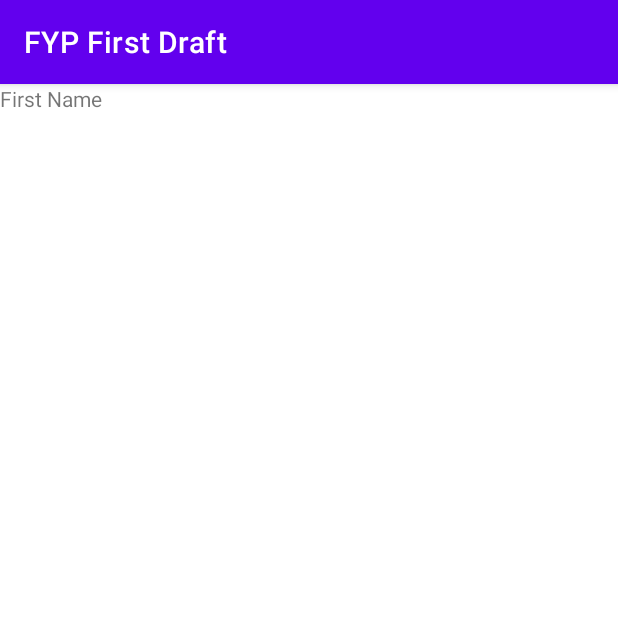
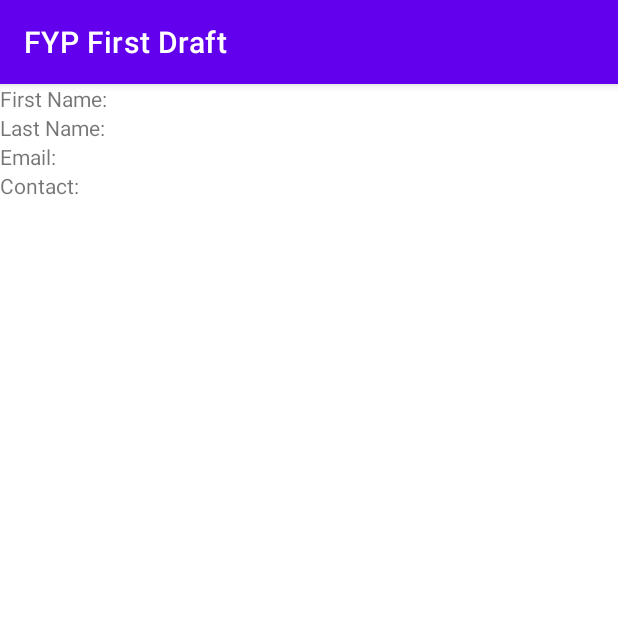
Before and after one commit to TariniPriya/FYPFYFirstDraft, an Android app: the Login screen opened directly, with no data from a screen before it, on a phone screen of 412 x 824 dp, the top half of it. Run offline under Robolectric (Android 15) with nearby library versions, the phone set to English and light mode, and no system bars.

Commit message:
Commit login

```diff
--- a/app/src/main/res/layout/activity_login.xml
+++ b/app/src/main/res/layout/activity_login.xml
@@ -13,7 +13,7 @@
 
         <LinearLayout
             android:layout_width="match_parent"
-            android:layout_height="match_parent"
+            android:layout_height="wrap_content"
             android:orientation="horizontal">
 
             <TextView
@@ -21,10 +21,48 @@
                 android:layout_width="wrap_content"
                 android:layout_height="wrap_content"
                 android:layout_weight="1"
-                android:text="First Name" />
+                android:text="First Name:" />
 
             <TextView
                 android:id="@+id/FName_Input"
+                android:layout_width="wrap_content"
+                android:layout_height="wrap_content"
+                android:layout_weight="1" />
+        </LinearLayout>
+
+        <LinearLayout
+            android:layout_width="match_parent"
+            android:layout_height="wrap_content"
+            android:orientation="horizontal">
+
+            <TextView
+                android:id="@+id/Last_Name"
+                android:layout_width="wrap_content"
+                android:layout_height="wrap_content"
+                android:layout_weight="1"
+                android:text="Last Name:" />
+
+            <TextView
+                android:id="@+id/LName_Input"
+                android:layout_width="wrap_content"
+                android:layout_height="wrap_content"
+                android:layout_weight="1" />
+        </LinearLayout>
+
+        <LinearLayout
+            android:layout_width="match_parent"
+            android:layout_height="wrap_content"
+            android:orientation="horizontal">
+
+            <TextView
+                android:id="@+id/Email"
+                android:layout_width="wrap_content"
+                android:layout_height="wrap_content"
+                android:layout_weight="1"
+                android:text="Email:" />
+
+            <TextView
+                android:id="@+id/Email_Input"
                 android:layout_width="wrap_content"
                 android:layout_height="wrap_content"
                 android:layout_weight="1" />
@@ -36,18 +74,18 @@
             android:orientation="horizontal">
 
             <TextView
-                android:id="@+id/textView3"
+                android:id="@+id/Contact"
                 android:layout_width="wrap_content"
                 android:layout_height="wrap_content"
                 android:layout_weight="1"
-                android:text="TextView" />
+                android:text="Contact:" />
 
             <TextView
-                android:id="@+id/textView4"
+                android:id="@+id/Contact_Input"
                 android:layout_width="wrap_content"
                 android:layout_height="wrap_content"
-                android:layout_weight="1"
-                android:text="TextView" />
+                android:layout_weight="1" />
+
         </LinearLayout>
 
     </LinearLayout>
```
